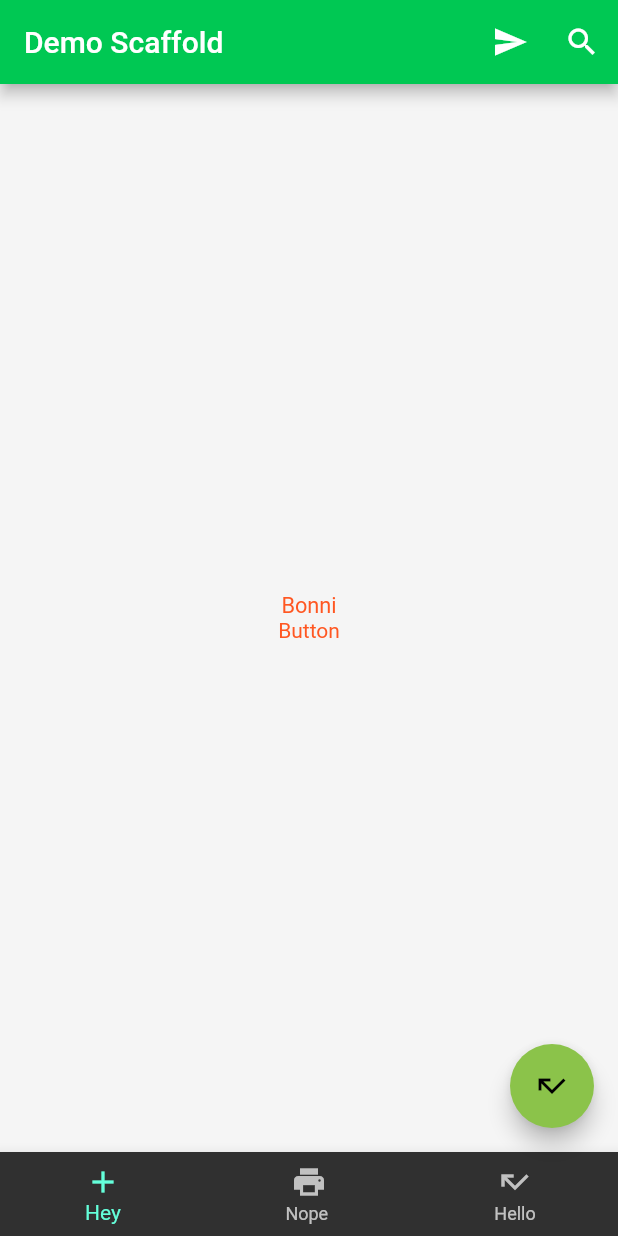
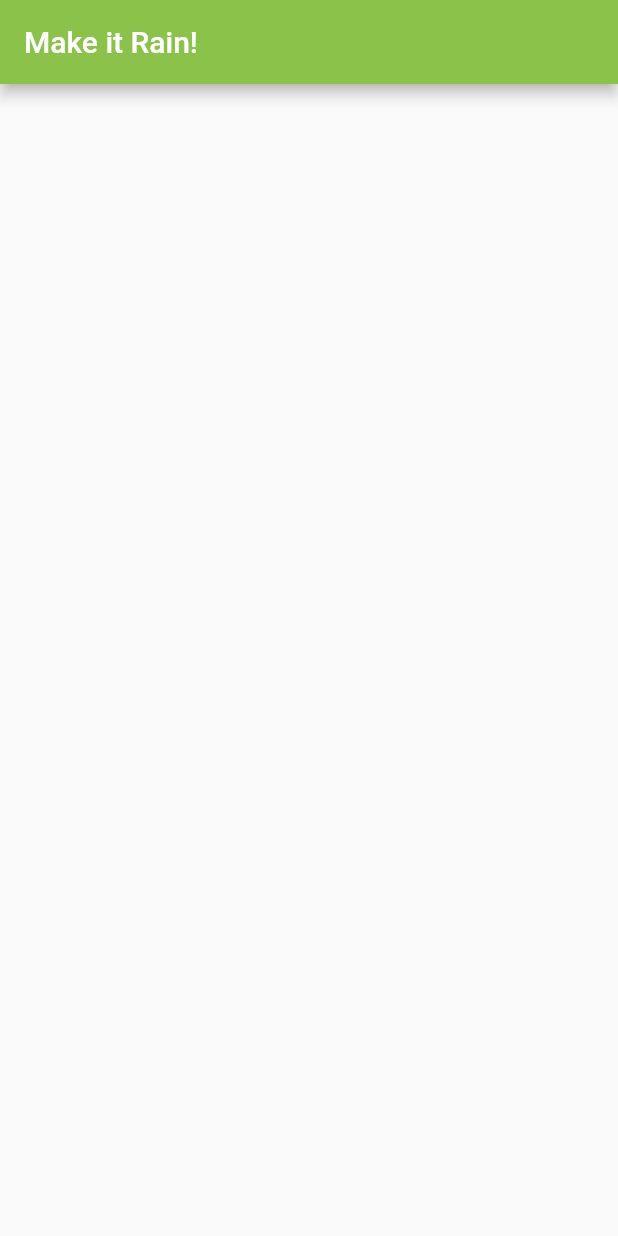
Before and after one commit to juancarloscoripoma/repo-flutter, a Flutter app: the screen it shows after launch, on a phone screen of 412 x 824 dp. Run offline on Flutter 3.47's test engine with Material 2 defaults, Android fonts, the phone set to English and light mode, and no system bars; our stand-ins replace rxdart.

Commit message:
flutter make it rain

```diff
--- /dev/null
+++ b/flutter_scaffold/lib/src/ui/makeItRain.dart
@@ -0,0 +1,22 @@
+import 'package:flutter/material.dart';
+
+class MakeItRain extends StatefulWidget{
+
+  @override
+  State<StatefulWidget> createState() {
+    return new MakeItRainState();
+  }
+}
+
+class MakeItRainState extends State<MakeItRain> {
+
+  @override
+  Widget build(BuildContext context) {
+    return new Scaffold(
+      appBar: new AppBar(
+        title: new Text("Make it Rain!"),
+        backgroundColor: Colors.lightGreen,
+      ),
+    );
+  }
+}
```
Also changed, not shown: flutter_scaffold/lib/main.dart (+20 -1 lines), flutter_scaffold/lib/src/ui/gesture.dart (added, +44 -0 lines).
